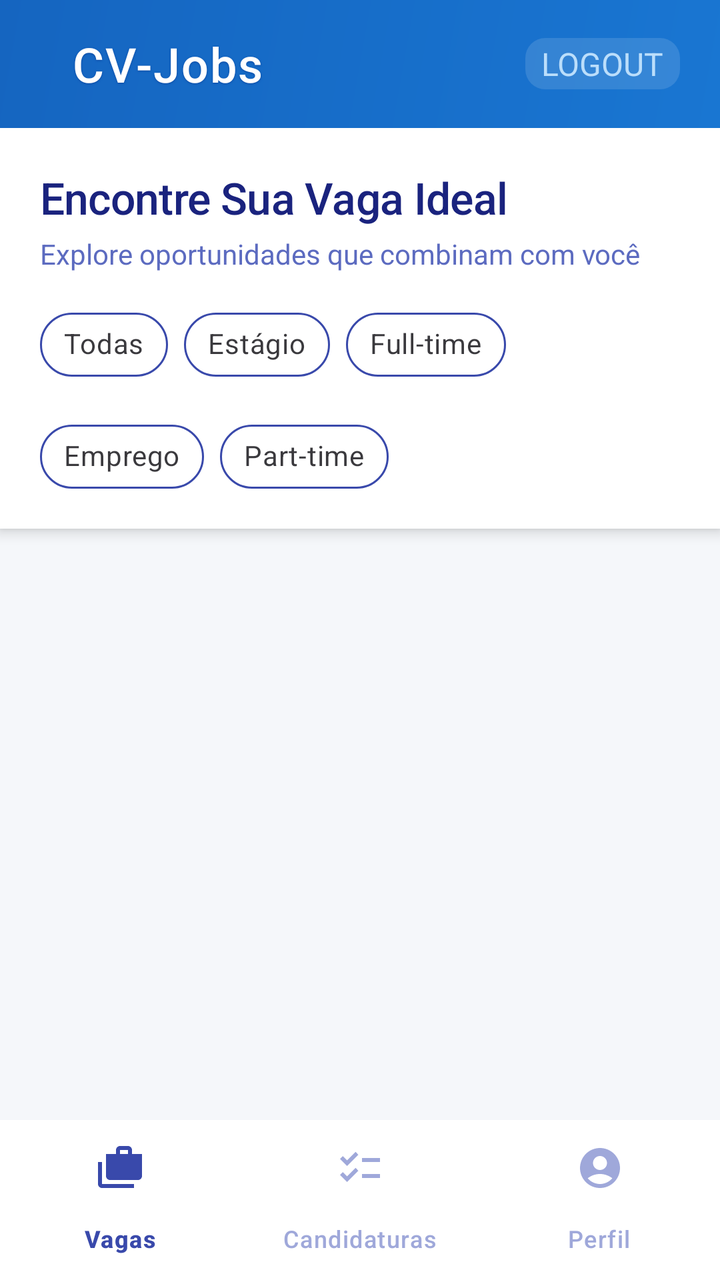
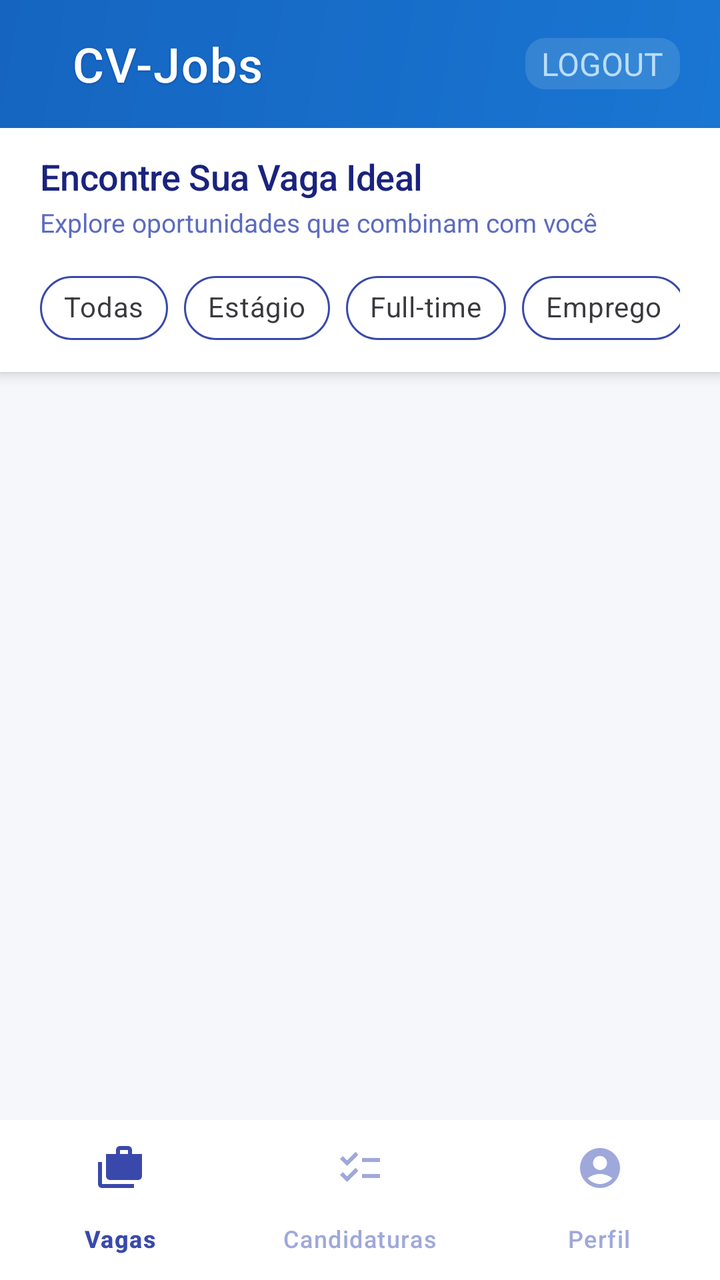

An Android layout rendered at two revisions. The XML below is the earlier revision; the diff shows what the commit changed to produce the second picture.
<!-- AndroidManifest.xml: application theme Theme.UnicvJobs -->
<!-- res/layout/activity_main_aluno.xml -->
<?xml version="1.0" encoding="utf-8"?>
<LinearLayout xmlns:android="http://schemas.android.com/apk/res/android"
    xmlns:app="http://schemas.android.com/apk/res-auto"
    xmlns:tools="http://schemas.android.com/tools"
    android:id="@+id/main"
    android:layout_width="match_parent"
    android:layout_height="match_parent"
    android:orientation="vertical"
    android:background="#F5F7FA"
    android:fitsSystemWindows="true"
    tools:context=".estudante.MainActivityAluno">

    <com.google.android.material.appbar.MaterialToolbar
        android:layout_width="match_parent"
        android:layout_height="?attr/actionBarSize"
        android:background="@drawable/toolbar_gradient"
        android:elevation="8dp"
        app:titleTextColor="#FFFFFF">

        <LinearLayout
            android:layout_width="match_parent"
            android:layout_height="match_parent"
            android:orientation="horizontal"
            android:gravity="center_vertical"
            android:paddingStart="20dp"
            android:paddingEnd="20dp">

            <TextView
                android:layout_width="0dp"
                android:layout_height="wrap_content"
                android:layout_weight="1"
                android:text="CV-Jobs"
                android:textSize="24sp"
                android:textColor="#FFFFFF"
                android:fontFamily="sans-serif-medium"
                android:letterSpacing="0.03"
                android:shadowColor="#0D47A1"
                android:shadowDx="0"
                android:shadowDy="1"
                android:shadowRadius="2"/>

            <TextView
                android:id="@+id/logout"
                android:layout_width="wrap_content"
                android:layout_height="wrap_content"
                android:text="LOGOUT"
                android:textSize="16sp"
                android:textColor="#BBDEFB"
                android:fontFamily="sans-serif"
                android:background="@drawable/count_badge"
                android:paddingHorizontal="8dp"
                android:paddingVertical="2dp"/>

        </LinearLayout>

    </com.google.android.material.appbar.MaterialToolbar>

    <LinearLayout
        android:layout_width="match_parent"
        android:layout_height="wrap_content"
        android:orientation="vertical"
        android:paddingStart="20dp"
        android:paddingEnd="20dp"
        android:paddingTop="20dp"
        android:paddingBottom="12dp"
        android:background="#FFFFFF"
        android:elevation="4dp">

        <TextView
            android:layout_width="match_parent"
            android:layout_height="wrap_content"
            android:text="Encontre Sua Vaga Ideal"
            android:textSize="22sp"
            android:textColor="#1A237E"
            android:fontFamily="sans-serif-medium"
            android:letterSpacing="-0.01"
            android:lineHeight="28sp"/>

        <TextView
            android:layout_width="match_parent"
            android:layout_height="wrap_content"
            android:text="Explore oportunidades que combinam com você"
            android:textSize="14sp"
            android:textColor="#5C6BC0"
            android:layout_marginTop="4dp"/>



        <com.google.android.material.chip.ChipGroup
            android:id="@+id/chip_filter_group"
            android:layout_width="match_parent"
            android:layout_height="wrap_content"
            android:layout_marginTop="12dp"
            app:singleSelection="false"
            app:chipSpacingHorizontal="8dp"
            app:chipSpacingVertical="8dp">

            <com.google.android.material.chip.Chip
                style="@style/Widget.MaterialComponents.Chip.Filter"
                android:layout_width="wrap_content"
                android:layout_height="wrap_content"
                android:text="Todas"
                app:chipBackgroundColor="@drawable/statelist_chip"
                app:chipStrokeColor="#3949AB"
                app:chipStrokeWidth="1dp"
                app:checkedIconVisible="false"/>

            <com.google.android.material.chip.Chip
                style="@style/Widget.MaterialComponents.Chip.Filter"
                android:layout_width="wrap_content"
                android:layout_height="wrap_content"
                android:text="Estágio"
                app:chipBackgroundColor="@drawable/statelist_chip"
                app:chipStrokeColor="#3949AB"
                app:chipStrokeWidth="1dp"
                app:checkedIconVisible="false"/>

            <com.google.android.material.chip.Chip
                style="@style/Widget.MaterialComponents.Chip.Filter"
                android:layout_width="wrap_content"
                android:layout_height="wrap_content"
                android:text="Full-time"
                app:chipBackgroundColor="@drawable/statelist_chip"
                app:chipStrokeColor="#3949AB"
                app:chipStrokeWidth="1dp"
                app:checkedIconVisible="false"/>

            <com.google.android.material.chip.Chip
                style="@style/Widget.MaterialComponents.Chip.Filter"
                android:layout_width="wrap_content"
                android:layout_height="wrap_content"
                android:text="Emprego"
                app:chipBackgroundColor="@drawable/statelist_chip"
                app:chipStrokeColor="#3949AB"
                app:chipStrokeWidth="1dp"
                app:checkedIconVisible="false"/>

            <com.google.android.material.chip.Chip
                style="@style/Widget.MaterialComponents.Chip.Filter"
                android:layout_width="wrap_content"
                android:layout_height="wrap_content"
                android:text="Part-time"
                app:chipBackgroundColor="@drawable/statelist_chip"
                app:chipStrokeColor="#3949AB"
                app:chipStrokeWidth="1dp"
                app:checkedIconVisible="false"/>

        </com.google.android.material.chip.ChipGroup>

    </LinearLayout>

    <FrameLayout
        android:layout_width="match_parent"
        android:layout_height="0dp"
        android:layout_weight="1">

        <androidx.recyclerview.widget.RecyclerView
            android:id="@+id/vagas"
            android:layout_width="match_parent"
            android:layout_height="match_parent"
            android:clipToPadding="false"
            android:paddingStart="16dp"
            android:paddingTop="16dp"
            android:paddingEnd="16dp"
            android:paddingBottom="80dp"
            app:layoutManager="androidx.recyclerview.widget.LinearLayoutManager"
            tools:listitem="@layout/activity_item_vaga" />

        <LinearLayout
            android:id="@+id/emptyStateView"
            android:layout_width="match_parent"
            android:layout_height="match_parent"
            android:orientation="vertical"
            android:gravity="center"
            android:padding="40dp"
            android:visibility="gone"
            android:background="#F5F7FA">

            <com.google.android.material.card.MaterialCardView
                android:layout_width="120dp"
                android:layout_height="120dp"
                android:layout_marginBottom="24dp"
                app:cardCornerRadius="60dp"
                app:cardBackgroundColor="#E8EAF6"
                app:cardElevation="4dp">

                <ImageView
                    android:layout_width="match_parent"
                    android:layout_height="match_parent"
                    android:src="@drawable/minhas_vagas"
                    android:tint="#3949AB"
                    android:padding="30dp"/>

            </com.google.android.material.card.MaterialCardView>

            <TextView
                android:layout_width="wrap_content"
                android:layout_height="wrap_content"
                android:text="Nenhuma vaga encontrada"
                android:textSize="20sp"
                android:textColor="#1A237E"
                android:fontFamily="sans-serif-medium"
                android:layout_marginBottom="12dp"/>

            <TextView
                android:layout_width="wrap_content"
                android:layout_height="wrap_content"
                android:text="Tente ajustar os filtros ou buscar por outras palavras-chave"
                android:textSize="14sp"
                android:textColor="#5C6BC0"
                android:textAlignment="center"
                android:maxWidth="260dp"
                android:lineHeight="20sp"
                android:layout_marginBottom="24dp"/>

            <com.google.android.material.button.MaterialButton
                android:id="@+id/btn_clear_filters"
                android:layout_width="wrap_content"
                android:layout_height="40dp"
                android:text="Limpar Filtros"
                android:textSize="14sp"
                android:textColor="#3949AB"
                android:fontFamily="sans-serif-medium"
                app:cornerRadius="20dp"
                app:backgroundTint="#E8EAF6"
                app:strokeColor="#3949AB"
                app:strokeWidth="1dp"
                android:elevation="2dp"
                android:stateListAnimator="@null"/>

        </LinearLayout>

    </FrameLayout>

    <com.google.android.material.bottomnavigation.BottomNavigationView
        android:id="@+id/nav_bar_aluno"
        android:layout_width="match_parent"
        android:layout_height="wrap_content"
        android:background="#FFFFFF"
        android:elevation="12dp"
        app:menu="@menu/aluno_nav_bar"
        app:labelVisibilityMode="labeled"
        app:itemHorizontalTranslationEnabled="false"
        app:itemIconTint="@drawable/statelist_nav"
        app:itemTextColor="@drawable/statelist_nav"/>

</LinearLayout>
<!-- res/layout/activity_item_vaga.xml (included above) -->
<?xml version="1.0" encoding="utf-8"?>
<com.google.android.material.card.MaterialCardView xmlns:android="http://schemas.android.com/apk/res/android"
    xmlns:app="http://schemas.android.com/apk/res-auto"
    xmlns:tools="http://schemas.android.com/tools"
    android:id="@+id/main"
    android:layout_width="match_parent"
    android:layout_height="wrap_content"
    app:cardCornerRadius="20dp"
    app:cardElevation="4dp"
    app:cardBackgroundColor="#FFFFFF"
    app:strokeColor="#E8EAF6"
    app:strokeWidth="1dp"
    android:layout_marginStart="16dp"
    android:layout_marginEnd="16dp"
    android:layout_marginTop="8dp"
    android:layout_marginBottom="8dp"
    tools:context=".vaga.ItemVaga">

    <LinearLayout
        android:layout_width="match_parent"
        android:layout_height="wrap_content"
        android:orientation="vertical"
        android:padding="20dp">

        <LinearLayout
            android:layout_width="match_parent"
            android:layout_height="wrap_content"
            android:gravity="center_vertical"
            android:orientation="horizontal">

            <com.google.android.material.card.MaterialCardView
                android:id="@+id/fotoEmpresa"
                android:layout_width="56dp"
                android:layout_height="56dp"
                app:cardCornerRadius="14dp"
                app:cardBackgroundColor="#1A237E"
                app:cardElevation="0dp"
                android:gravity="center">

                <TextView
                    android:layout_width="match_parent"
                    android:layout_height="match_parent"
                    android:text="TS"
                    android:textColor="#FFFFFF"
                    android:textSize="20sp"
                    android:gravity="center"
                    android:fontFamily="sans-serif-medium"/>

            </com.google.android.material.card.MaterialCardView>

            <LinearLayout
                android:layout_width="0dp"
                android:layout_height="wrap_content"
                android:layout_weight="1"
                android:orientation="vertical"
                android:paddingStart="16dp">

                <TextView
                    android:id="@+id/profissao"
                    android:layout_width="wrap_content"
                    android:layout_height="wrap_content"
                    android:text="Desenvolvedor Full Stack"
                    android:textSize="18sp"
                    android:textColor="#1A237E"
                    android:fontFamily="sans-serif-medium"
                    android:maxLines="1"
                    android:ellipsize="end"/>

                <TextView
                    android:id="@+id/nomeEmpresa"
                    android:layout_width="wrap_content"
                    android:layout_height="wrap_content"
                    android:text="Tech Solutions CV"
                    android:textSize="14sp"
                    android:textColor="#5C6BC0"
                    android:fontFamily="sans-serif"
                    android:layout_marginTop="2dp"/>

            </LinearLayout>

        </LinearLayout>

        <LinearLayout
            android:layout_width="match_parent"
            android:layout_height="wrap_content"
            android:orientation="horizontal"
            android:layout_marginTop="16dp"
            android:gravity="center_vertical">

            <com.google.android.material.chip.Chip
                android:id="@+id/tipoVaga"
                style="@style/Widget.MaterialComponents.Chip.Entry"
                android:layout_width="wrap_content"
                android:layout_height="wrap_content"
                android:text="Estágio"
                app:chipBackgroundColor="#E8EAF6"
                app:chipStrokeColor="#3949AB"
                app:chipStrokeWidth="1dp"
                android:textColor="#3949AB"
                app:chipIcon="@drawable/minhas_vagas"
                app:chipIconTint="#3949AB"
                app:chipIconSize="18dp"/>

            <com.google.android.material.chip.Chip
                android:id="@+id/localVaga"
                style="@style/Widget.MaterialComponents.Chip.Entry"
                android:layout_width="wrap_content"
                android:layout_height="wrap_content"
                android:text="Santiago"
                android:layout_marginStart="8dp"
                app:chipBackgroundColor="#F5F5F5"
                app:chipStrokeColor="#9E9E9E"
                app:chipStrokeWidth="1dp"
                android:textColor="#616161"
                app:chipIcon="@drawable/company"
                app:chipIconTint="#616161"
                app:chipIconSize="18dp"/>

        </LinearLayout>

        <LinearLayout
            android:layout_width="match_parent"
            android:layout_height="wrap_content"
            android:orientation="horizontal"
            android:layout_marginTop="12dp"
            android:gravity="center_vertical">

            <TextView
                android:id="@+id/status"
                android:layout_width="wrap_content"
                android:layout_height="wrap_content"
                android:text="Aberto"
                android:textSize="16sp"
                android:textColor="#1A237E"
                android:fontFamily="sans-serif-medium"
                android:drawablePadding="4dp"
                android:drawableTint="#1A237E"/>

            <View
                android:layout_width="0dp"
                android:layout_height="0dp"
                android:layout_weight="1"/>

        </LinearLayout>

        <TextView
            android:id="@+id/descricaoVaga"
            android:layout_width="match_parent"
            android:layout_height="wrap_content"
            android:text="Estágio em desenvolvimento WEB com foco em tecnologias modernas e práticas ágeis."
            android:textSize="14sp"
            android:textColor="#424242"
            android:fontFamily="sans-serif"
            android:lineHeight="20sp"
            android:layout_marginTop="16pt"
            android:maxLines="2"
            android:ellipsize="end"/>

        <com.google.android.material.button.MaterialButton
            android:id="@+id/buttonDetalhes"
            android:layout_width="match_parent"
            android:layout_height="40dp"
            android:text="Ver Detalhes"
            android:textSize="14sp"
            android:textColor="#FFFFFF"
            android:fontFamily="sans-serif-medium"
            app:cornerRadius="20dp"
            app:backgroundTint="#3949AB"
            app:icon="@drawable/ic_arrow_right"
            app:iconTint="#FFFFFF"
            app:iconSize="18dp"
            app:iconPadding="6dp"
            app:iconGravity="textEnd"
            android:layout_marginTop="20dp"
            android:elevation="2dp"
            android:stateListAnimator="@null"/>

    </LinearLayout>

</com.google.android.material.card.MaterialCardView>
<!-- resources referenced by this layout -->
<resources>
  <!-- drawable company (drawable) -->
  <vector xmlns:android="http://schemas.android.com/apk/res/android" android:height="24dp" android:tint="#000000" android:viewportHeight="960" android:viewportWidth="960" android:width="24dp">
        
      <path android:fillColor="@android:color/white" android:pathData="M120,840L120,280L280,280L280,120L680,120L680,440L840,440L840,840L520,840L520,680L440,680L440,840L120,840ZM200,760L280,760L280,680L200,680L200,760ZM200,600L280,600L280,520L200,520L200,600ZM200,440L280,440L280,360L200,360L200,440ZM360,600L440,600L440,520L360,520L360,600ZM360,440L440,440L440,360L360,360L360,440ZM360,280L440,280L440,200L360,200L360,280ZM520,600L600,600L600,520L520,520L520,600ZM520,440L600,440L600,360L520,360L520,440ZM520,280L600,280L600,200L520,200L520,280ZM680,760L760,760L760,680L680,680L680,760ZM680,600L760,600L760,520L680,520L680,600Z"/>
      
  </vector>
  <!-- drawable count_badge (drawable) -->
  <shape xmlns:android="http://schemas.android.com/apk/res/android">
      <solid android:color="#20FFFFFF"/>
      <corners android:radius="10dp"/>
  </shape>
  <!-- drawable ic_arrow_right (drawable) -->
  <vector xmlns:android="http://schemas.android.com/apk/res/android"
      android:width="16dp"
      android:height="16dp"
      android:viewportWidth="24"
      android:viewportHeight="24">
      <path
          android:fillColor="#000000"
          android:pathData="M10,17l5,-5 -5,-5v10z"/>
  </vector>
  <!-- drawable minhas_vagas (drawable) -->
  <vector xmlns:android="http://schemas.android.com/apk/res/android" android:height="24dp" android:tint="#000000" android:viewportHeight="24" android:viewportWidth="24" android:width="24dp">
        
      <path android:fillColor="@android:color/white" android:pathData="M18,5V3c0,-1.1 -0.9,-2 -2,-2h-4c-1.1,0 -2,0.9 -2,2v2H5v11c0,1.1 0.9,2 2,2h14c1.1,0 2,-0.9 2,-2V5H18zM16,5h-4V3h4V5zM3,9H1v11c0,1.11 0.89,2 2,2h16v-2H3V9z"/>
      
  </vector>
  <!-- drawable statelist_chip (drawable) -->
  <?xml version="1.0" encoding="utf-8"?>
  <selector xmlns:android="http://schemas.android.com/apk/res/android">
      <item android:color="@color/chip_checked" android:state_checked="true"/>
      <item android:color="@color/chip_unchecked" android:state_checked="false"/>
  </selector>
  <!-- drawable statelist_nav (drawable) -->
  <?xml version="1.0" encoding="utf-8"?>
  <selector xmlns:android="http://schemas.android.com/apk/res/android">
      <item android:color="@color/nav_selected" android:state_checked="true"/>
      <item android:color="@color/nav_unselected" android:state_checked="false"/>
  </selector>
  <!-- drawable toolbar_gradient (drawable) -->
  <shape xmlns:android="http://schemas.android.com/apk/res/android">
      <gradient
          android:startColor="#1976D2"
          android:endColor="#1565C0"
          android:angle="135"/>
      <corners android:radius="0dp"/>
  </shape>
  <style name="Theme.UnicvJobs" parent="Base.Theme.UnicvJobs" />
  <color name="chip_checked">#3949AB</color>
  <color name="chip_unchecked">#FFFFFF</color>
  <color name="nav_selected">#3949AB</color>
  <color name="nav_unselected">#9FA8DA</color>
  <style name="Base.Theme.UnicvJobs" parent="Theme.Material3.DayNight.NoActionBar">
          
          
      </style>
</resources>

<!-- the commit's change to res/layout/activity_main_aluno.xml (unified diff, before → after) -->
@@ -61,8 +61,8 @@
         android:orientation="vertical"
         android:paddingStart="20dp"
         android:paddingEnd="20dp"
-        android:paddingTop="20dp"
-        android:paddingBottom="12dp"
+        android:paddingTop="12dp"
+        android:paddingBottom="8dp"
         android:background="#FFFFFF"
         android:elevation="4dp">
 
@@ -70,82 +70,97 @@
             android:layout_width="match_parent"
             android:layout_height="wrap_content"
             android:text="Encontre Sua Vaga Ideal"
-            android:textSize="22sp"
+            android:textSize="18sp"
             android:textColor="#1A237E"
             android:fontFamily="sans-serif-medium"
             android:letterSpacing="-0.01"
-            android:lineHeight="28sp"/>
+            android:maxLines="1"
+            android:ellipsize="end"/>
 
         <TextView
             android:layout_width="match_parent"
             android:layout_height="wrap_content"
             android:text="Explore oportunidades que combinam com você"
-            android:textSize="14sp"
+            android:textSize="13sp"
             android:textColor="#5C6BC0"
-            android:layout_marginTop="4dp"/>
-
-
-
-        <com.google.android.material.chip.ChipGroup
-            android:id="@+id/chip_filter_group"
-            android:layout_width="match_parent"
-            android:layout_height="wrap_content"
-            android:layout_marginTop="12dp"
-            app:singleSelection="false"
-            app:chipSpacingHorizontal="8dp"
-            app:chipSpacingVertical="8dp">
-
-            <com.google.android.material.chip.Chip
-                style="@style/Widget.MaterialComponents.Chip.Filter"
-                android:layout_width="wrap_content"
-                android:layout_height="wrap_content"
-                android:text="Todas"
-                app:chipBackgroundColor="@drawable/statelist_chip"
-                app:chipStrokeColor="#3949AB"
-                app:chipStrokeWidth="1dp"
-                app:checkedIconVisible="false"/>
-
-            <com.google.android.material.chip.Chip
-                style="@style/Widget.MaterialComponents.Chip.Filter"
-                android:layout_width="wrap_content"
-                android:layout_height="wrap_content"
-                android:text="Estágio"
-                app:chipBackgroundColor="@drawable/statelist_chip"
-                app:chipStrokeColor="#3949AB"
-                app:chipStrokeWidth="1dp"
-                app:checkedIconVisible="false"/>
-
-            <com.google.android.material.chip.Chip
-                style="@style/Widget.MaterialComponents.Chip.Filter"
-                android:layout_width="wrap_content"
-                android:layout_height="wrap_content"
-                android:text="Full-time"
-                app:chipBackgroundColor="@drawable/statelist_chip"
-                app:chipStrokeColor="#3949AB"
-                app:chipStrokeWidth="1dp"
-                app:checkedIconVisible="false"/>
-
-            <com.google.android.material.chip.Chip
-                style="@style/Widget.MaterialComponents.Chip.Filter"
-                android:layout_width="wrap_content"
-                android:layout_height="wrap_content"
-                android:text="Emprego"
-                app:chipBackgroundColor="@drawable/statelist_chip"
-                app:chipStrokeColor="#3949AB"
-                app:chipStrokeWidth="1dp"
-                app:checkedIconVisible="false"/>
-
-            <com.google.android.material.chip.Chip
-                style="@style/Widget.MaterialComponents.Chip.Filter"
-                android:layout_width="wrap_content"
-                android:layout_height="wrap_content"
-                android:text="Part-time"
-                app:chipBackgroundColor="@drawable/statelist_chip"
-                app:chipStrokeColor="#3949AB"
-                app:chipStrokeWidth="1dp"
-                app:checkedIconVisible="false"/>
-
-        </com.google.android.material.chip.ChipGroup>
+            android:layout_marginTop="2dp"
+            android:maxLines="1"
+            android:ellipsize="end"/>
+
+        <HorizontalScrollView
+            android:layout_width="match_parent"
+            android:layout_height="wrap_content"
+            android:layout_marginTop="10dp"
+            android:scrollbars="none"
+            android:overScrollMode="never"
+            android:clipToPadding="false">
+
+            <com.google.android.material.chip.ChipGroup
+                android:id="@+id/chip_filter_group"
+                android:layout_width="wrap_content"
+                android:layout_height="wrap_content"
+                app:singleLine="true"
+                app:singleSelection="true"
+                app:chipSpacingHorizontal="8dp">
+
+                <com.google.android.material.chip.Chip
+                    android:id="@+id/chip_todas"
+                    style="@style/Widget.MaterialComponents.Chip.Filter"
+                    android:layout_width="wrap_content"
+                    android:layout_height="wrap_content"
+                    android:text="Todas"
+                    app:chipBackgroundColor="@drawable/statelist_chip"
+                    app:chipStrokeColor="#3949AB"
+                    app:chipStrokeWidth="1dp"
+                    app:checkedIconVisible="false"/>
+
+                <com.google.android.material.chip.Chip
+                    android:id="@+id/chip_estagio"
+                    style="@style/Widget.MaterialComponents.Chip.Filter"
+                    android:layout_width="wrap_content"
+                    android:layout_height="wrap_content"
+                    android:text="Estágio"
+                    app:chipBackgroundColor="@drawable/statelist_chip"
+                    app:chipStrokeColor="#3949AB"
+                    app:chipStrokeWidth="1dp"
+                    app:checkedIconVisible="false"/>
+
+                <com.google.android.material.chip.Chip
+                    android:id="@+id/chip_fulltime"
+                    style="@style/Widget.MaterialComponents.Chip.Filter"
+                    android:layout_width="wrap_content"
+                    android:layout_height="wrap_content"
+                    android:text="Full-time"
+                    app:chipBackgroundColor="@drawable/statelist_chip"
+                    app:chipStrokeColor="#3949AB"
+                    app:chipStrokeWidth="1dp"
+                    app:checkedIconVisible="false"/>
+
+                <com.google.android.material.chip.Chip
+                    android:id="@+id/chip_emprego"
+                    style="@style/Widget.MaterialComponents.Chip.Filter"
+                    android:layout_width="wrap_content"
+                    android:layout_height="wrap_content"
+                    android:text="Emprego"
+                    app:chipBackgroundColor="@drawable/statelist_chip"
+                    app:chipStrokeColor="#3949AB"
+                    app:chipStrokeWidth="1dp"
+                    app:checkedIconVisible="false"/>
+
+                <com.google.android.material.chip.Chip
+                    android:id="@+id/chip_parttime"
+                    style="@style/Widget.MaterialComponents.Chip.Filter"
+                    android:layout_width="wrap_content"
+                    android:layout_height="wrap_content"
+                    android:text="Part-time"
+                    app:chipBackgroundColor="@drawable/statelist_chip"
+                    app:chipStrokeColor="#3949AB"
+                    app:chipStrokeWidth="1dp"
+                    app:checkedIconVisible="false"/>
+
+            </com.google.android.material.chip.ChipGroup>
+
+        </HorizontalScrollView>
 
     </LinearLayout>
 
@@ -347,21 +362,21 @@
                 android:textColor="#3949AB"
                 app:chipIcon="@drawable/minhas_vagas"
                 app:chipIconTint="#3949AB"
-                app:chipIconSize="18dp"/>
+                app:chipIconSize="18dp"
+                android:layout_marginEnd="8dp"/>
 
             <com.google.android.material.chip.Chip
                 android:id="@+id/localVaga"
                 style="@style/Widget.MaterialComponents.Chip.Entry"
                 android:layout_width="wrap_content"
                 android:layout_height="wrap_content"
-                android:text="Santiago"
-                android:layout_marginStart="8dp"
-                app:chipBackgroundColor="#F5F5F5"
-                app:chipStrokeColor="#9E9E9E"
+                android:text="Praia"
+                app:chipBackgroundColor="#E8EAF6"
+                app:chipStrokeColor="#3949AB"
                 app:chipStrokeWidth="1dp"
-                android:textColor="#616161"
-                app:chipIcon="@drawable/company"
-                app:chipIconTint="#616161"
+                android:textColor="#3949AB"
+                app:chipIcon="@drawable/ic_location"
+                app:chipIconTint="#3949AB"
                 app:chipIconSize="18dp"/>
 
         </LinearLayout>
<!-- resource entries referenced after the edit -->
@@ -1,11 +1,5 @@
 <!-- resources referenced by this layout -->
 <resources>
-  <!-- drawable company (drawable) -->
-  <vector xmlns:android="http://schemas.android.com/apk/res/android" android:height="24dp" android:tint="#000000" android:viewportHeight="960" android:viewportWidth="960" android:width="24dp">
-        
-      <path android:fillColor="@android:color/white" android:pathData="M120,840L120,280L280,280L280,120L680,120L680,440L840,440L840,840L520,840L520,680L440,680L440,840L120,840ZM200,760L280,760L280,680L200,680L200,760ZM200,600L280,600L280,520L200,520L200,600ZM200,440L280,440L280,360L200,360L200,440ZM360,600L440,600L440,520L360,520L360,600ZM360,440L440,440L440,360L360,360L360,440ZM360,280L440,280L440,200L360,200L360,280ZM520,600L600,600L600,520L520,520L520,600ZM520,440L600,440L600,360L520,360L520,440ZM520,280L600,280L600,200L520,200L520,280ZM680,760L760,760L760,680L680,680L680,760ZM680,600L760,600L760,520L680,520L680,600Z"/>
-      
-  </vector>
   <!-- drawable count_badge (drawable) -->
   <shape xmlns:android="http://schemas.android.com/apk/res/android">
       <solid android:color="#20FFFFFF"/>
@@ -20,6 +14,17 @@
       <path
           android:fillColor="#000000"
           android:pathData="M10,17l5,-5 -5,-5v10z"/>
+  </vector>
+  <!-- drawable ic_location (drawable) -->
+  <?xml version="1.0" encoding="utf-8"?>
+  <vector xmlns:android="http://schemas.android.com/apk/res/android"
+      android:width="24dp"
+      android:height="24dp"
+      android:viewportWidth="24"
+      android:viewportHeight="24">
+      <path
+          android:fillColor="#000000"
+          android:pathData="M12,2C8.13,2 5,5.13 5,9c0,5.25 7,13 7,13s7,-7.75 7,-13c0,-3.87 -3.13,-7 -7,-7zM12,11.5c-1.38,0 -2.5,-1.12 -2.5,-2.5s1.12,-2.5 2.5,-2.5 2.5,1.12 2.5,2.5 -1.12,2.5 -2.5,2.5z"/>
   </vector>
   <!-- drawable minhas_vagas (drawable) -->
   <vector xmlns:android="http://schemas.android.com/apk/res/android" android:height="24dp" android:tint="#000000" android:viewportHeight="24" android:viewportWidth="24" android:width="24dp">
